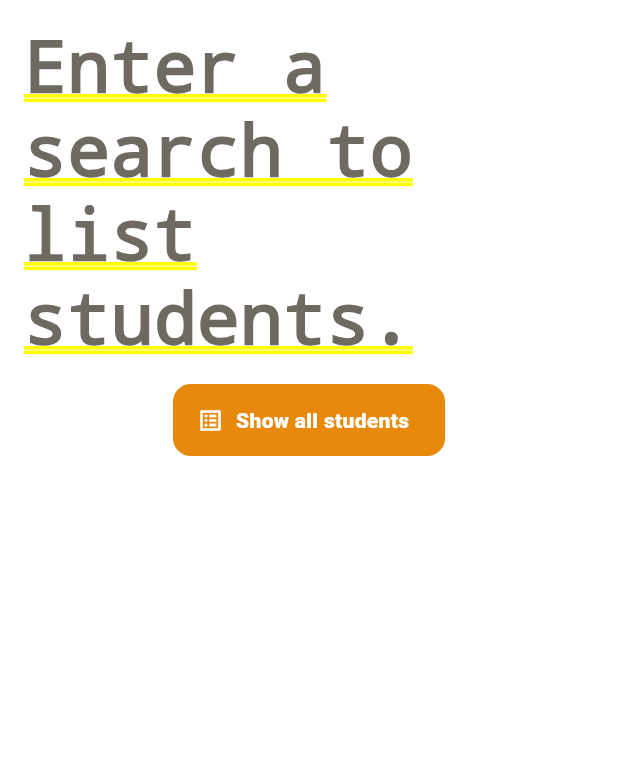
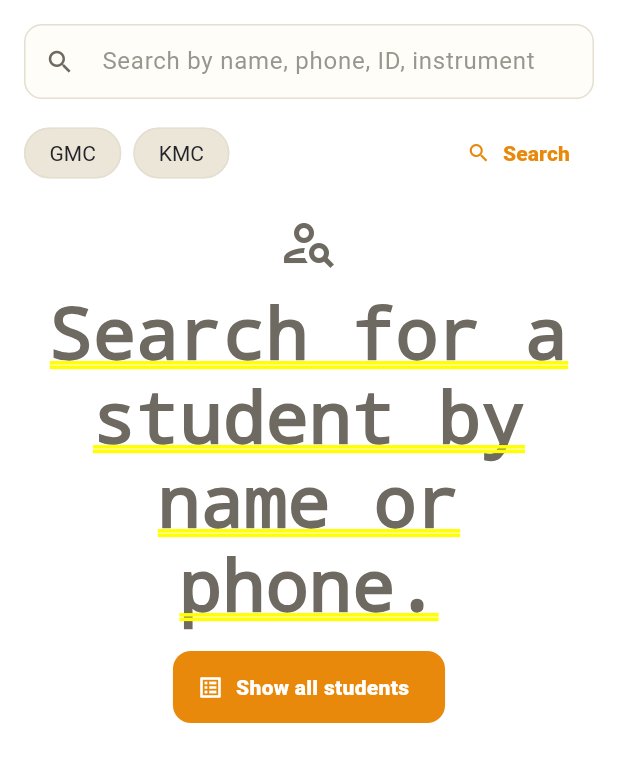
Before and after one commit to stackht/Swar-Mangal, a Flutter app: the StudentsScreen screen opened directly, on a phone screen of 412 x 824 dp. Shown: the top 762 px of the screen. Run offline on Flutter 3.47's test engine with Material 3 defaults, Android fonts, the phone set to English and light mode, and no system bars; our stand-ins replace shared_preferences; accounts and stored records are empty.

Commit message:
AcademyOS APK: audit-complete pass — contract fixes, demo honesty, signing, 70 tests
- Fix expense write contract (RENT/DAILY_EXPENSE per backend enum)
- Keep student search bar always visible; restore Show-all empty state
- Demo writes stamped demo:true + 'DEMO — not persisted' on fee/expense/
  finalise/status; screens append (DEMO — not persisted)
- One idempotency key per form (fee receipt, expense) reused across retries
- Staff branch switcher + full-shell remount on branch change (isolation)
- Configurable release signing via android/key.properties (git-ignored),
  debug fallback, documented in BACKEND_SETUP.md
- Tests: audit_test (15) + demo_coverage_test (55) = 70/70 green;
  analyze 0; debug + release builds OK

```diff
--- a/lib/screens/shared/approvals_screen.dart
+++ b/lib/screens/shared/approvals_screen.dart
@@ -81,11 +81,12 @@ class _ApprovalsScreenState extends State<ApprovalsScreen> {
       final m = r as Map<String, dynamic>;
       if (!mounted) return;
       final okRes = m['ok'] == true;
+      final demoTag = m['demo'] == true ? ' (DEMO — not persisted)' : '';
       if (okRes) {
         ScaffoldMessenger.of(context)
           ..hideCurrentSnackBar()
           ..showSnackBar(SnackBar(
-              content: Text('Receipt ${m['receiptNo']} created — ${m['note']}')));
+              content: Text('Receipt ${m['receiptNo']} created$demoTag')));
       } else if (m['error'] == 'INCOMPLETE_STUDENT' || m['code'] == 'INCOMPLETE_STUDENT') {
         final missing = (m['missing'] as List?)?.join(', ') ?? 'unknown fields';
         final reason = await _ask(
--- a/lib/screens/shared/student_profile_screen.dart
+++ b/lib/screens/shared/student_profile_screen.dart
@@ -145,11 +145,14 @@ class _StudentProfileScreenState extends State<StudentProfileScreen> {
       final m = r as Map<String, dynamic>;
       if (!mounted) return;
       setState(() => _busy = false);
+      final demoTag = m['demo'] == true ? ' (DEMO — not persisted)' : '';
       messenger
         ..hideCurrentSnackBar()
         ..showSnackBar(SnackBar(
             content: Text(m['ok'] == true
-                ? (m['changed'] == true ? '${widget.student.studentId} → $status (audited)' : (m['note'] ?? 'No change'))
+                ? (m['changed'] == true
+                    ? '${widget.student.studentId} → $status (audited)$demoTag'
+                    : (m['note'] ?? 'No change'))
                 : (m['error'] ?? 'Could not change status'))));
     } on ApiException catch (e) {
       if (!mounted) return;
--- a/lib/screens/shared/students_screen.dart
+++ b/lib/screens/shared/students_screen.dart
@@ -75,14 +75,19 @@ class _StudentsScreenState extends State<StudentsScreen> {
 
   @override
   Widget build(BuildContext context) {
-    final body = Column(
+    return RefreshScaffold(
+      onRefresh: _search,
+      child: Column(
         children: [
+          // Search + class chips are ALWAYS visible at the top.
           Padding(
-          padding: const EdgeInsets.all(AppSpace.s4),
+            padding: const EdgeInsets.fromLTRB(AppSpace.s4, AppSpace.s4, AppSpace.s4, 0),
             child: Column(children: [
               SearchField(
                 controller: _q,
-              hint: widget.staff ? 'Name, phone or student ID' : 'Search by name, phone, ID, instrument',
+                hint: widget.staff
+                    ? 'Name, phone or student ID'
+                    : 'Search by name, phone, ID, instrument',
                 onChanged: (_) {
                   if (_q.text.isEmpty) setState(() => _rows = []);
                 },
@@ -113,45 +118,35 @@ class _StudentsScreenState extends State<StudentsScreen> {
               ],
             ]),
           ),
-        if (_busy)
-          const Expanded(child: SkeletonList(rows: 7))
-        else if (!widget.staff && _classFilter != 'ALL' && _rows.isEmpty && !_busy && _error == null)
           Expanded(
-            child: Center(
-              child: TextButton.icon(
-                onPressed: _search,
-                icon: const Icon(Icons.refresh),
-                label: Text('Search $_classFilter'),
-              ),
-            ),
-          )
-        else if (_error != null && _rows.isEmpty)
-          Expanded(child: ErrorView(_error!, onRetry: _search))
-        else
-          Expanded(
-            child: _rows.isEmpty
-                ? EmptyState(
-                    _q.text.trim().isEmpty
-                        ? 'Search for a student by name or phone.'
-                        : 'No students matched.',
-                    icon: Icons.person_search_outlined)
+            child: _busy && _rows.isEmpty
+                ? const SkeletonList(rows: 7)
+                : _error != null && _rows.isEmpty
+                    ? ErrorView(_error!, onRetry: _search)
+                    : _rows.isEmpty
+                        ? _initialHint()
                         : ListView.separated(
-                    padding: const EdgeInsets.only(bottom: AppSpace.s6),
+                            padding: const EdgeInsets.only(bottom: AppSpace.s6, top: AppSpace.s2),
                             itemCount: _rows.length,
                             separatorBuilder: (_, _) => const Divider(height: 1),
                             itemBuilder: (c, i) => _row(_rows[i]),
                           ),
           ),
         ],
+      ),
     );
-    return RefreshScaffold(
-      onRefresh: _search,
-      child: _q.text.trim().isEmpty && !_busy
-          ? ListView(children: [
+  }
+
+  Widget _initialHint() {
+    return ListView(children: [
       Padding(
         padding: const EdgeInsets.all(AppSpace.s4),
         child: Column(children: [
-                  const Text('Enter a search to list students.',
+          const Icon(Icons.person_search_outlined,
+              size: 40, color: AppColors.muted),
+          const SizedBox(height: AppSpace.s3),
+          const Text('Search for a student by name or phone.',
+              textAlign: TextAlign.center,
               style: TextStyle(color: AppColors.muted)),
           const SizedBox(height: AppSpace.s4),
           FilledButton.icon(
@@ -161,9 +156,7 @@ class _StudentsScreenState extends State<StudentsScreen> {
           ),
         ]),
       ),
-            ])
-          : body,
-    );
+    ]);
   }
 
   Widget _row(Student s) {
--- a/lib/screens/shell/shell_nav.dart
+++ b/lib/screens/shell/shell_nav.dart
@@ -180,7 +180,7 @@ class _DrawerShellState extends State<DrawerShell> {
               if (group.label.isNotEmpty)
                 Padding(
                   padding: const EdgeInsets.fromLTRB(AppSpace.s5, AppSpace.s3, AppSpace.s5, AppSpace.s2),
-                  child: Text(group.label,
+                  child: Text(group.label.toUpperCase(),
                       style: AppType.eyebrow.copyWith(
                         color: scheme.onSurfaceVariant.withValues(alpha: .75),
                         fontSize: 10,
```
Also changed, not shown: lib/screens/shared/expenses_screen.dart (+19 -3 lines), lib/screens/shared/fee_collection_screen.dart (+11 -3 lines), lib/screens/staff/staff_shell.dart (+47 -1 lines), lib/services/demo_api.dart (+27 -0 lines), 5 other files. Lines whose indentation alone changed are shown as unchanged.
